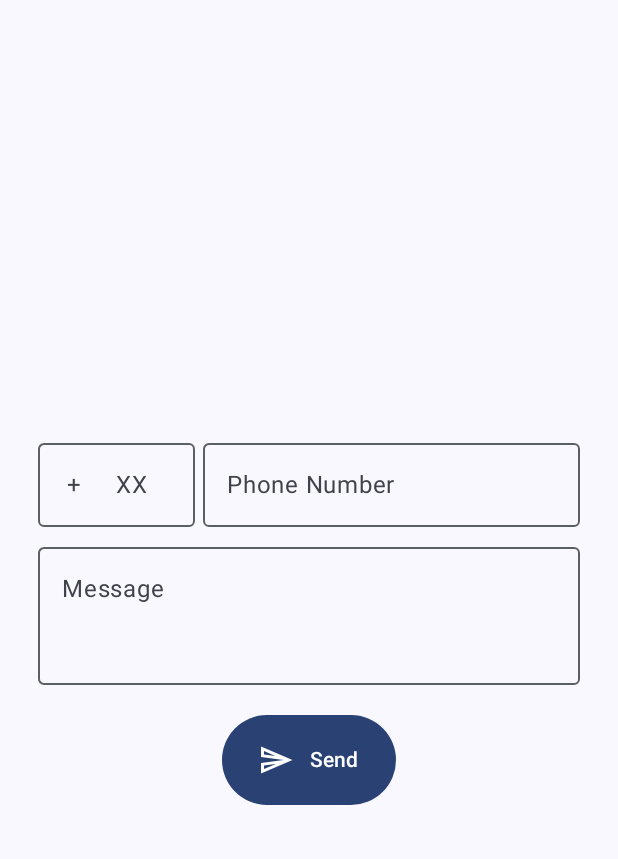
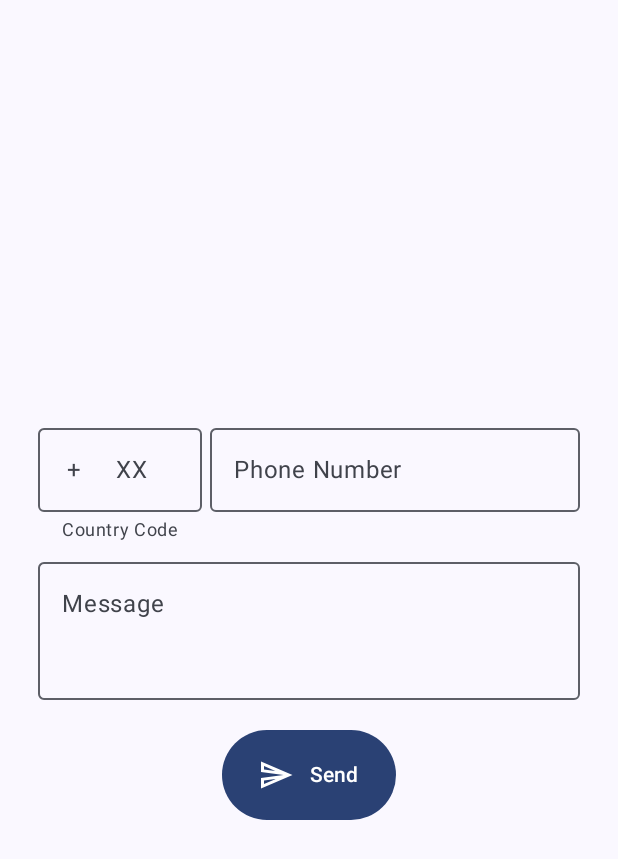
Before and after one commit to n1snt/Whatsapp-Direct, an Android app built with Jetpack Compose: the screen it shows after launch (MainActivity), on a phone screen of 412 x 824 dp. Shown: the top 859 px of the screen. Run offline under Robolectric (Android 15) with nearby library versions, the phone set to English and light mode, and no system bars; our stand-ins replace accompanist.

Commit message:
Cleanup & translations.

```diff
--- a/app/src/main/java/com/app/wadirect/Helpers.kt
+++ b/app/src/main/java/com/app/wadirect/Helpers.kt
@@ -25,7 +25,6 @@ fun ErrorDialog(
     onDismissRequest: Unit,
     showDialog: Boolean,
 ) {
-
     if (showDialog) {
         AlertDialog(
             onDismissRequest = { onDismissRequest },
--- a/app/src/main/java/com/app/wadirect/MainActivity.kt
+++ b/app/src/main/java/com/app/wadirect/MainActivity.kt
@@ -66,7 +66,6 @@ class MainActivity : ComponentActivity() {
     }
 
 
-
     @OptIn(ExperimentalMaterial3Api::class)
     @Composable
     fun UI(modifier: Modifier = Modifier) {
@@ -96,15 +95,11 @@ class MainActivity : ComponentActivity() {
                         imeAction = ImeAction.Next
                     ),
                     modifier = Modifier
-                        .width(115.dp)
-                        .padding(horizontal = 5.dp)
-                    ,
-                    leadingIcon = {
-                        Text(
-                            text = stringResource(R.string.plus),
-                        )
-                    },
+                        .width(120.dp)
+                        .padding(horizontal = 5.dp),
+                    leadingIcon = { Text(text = stringResource(R.string.plus)) },
                     singleLine = true,
+                    supportingText = { Text(text = stringResource(R.string.country_code)) }
                 )
 
                 OutlinedTextField(
--- a/app/src/main/res/values/strings.xml
+++ b/app/src/main/res/values/strings.xml
@@ -1,8 +1,9 @@
 <resources>
     <string name="app_name" translatable="false">WA Direct</string>
     <string name="phone_number">Phone Number</string>
-    <string name="xx">XX</string>
-    <string name="plus">+</string>
+    <string name="xx" translatable="false">XX</string>
+    <string name="plus" translatable="false">+</string>
     <string name="message">Message</string>
     <string name="send">Send</string>
+    <string name="country_code">Country Code</string>
 </resources>
```
Also changed, not shown: 2 other files.
